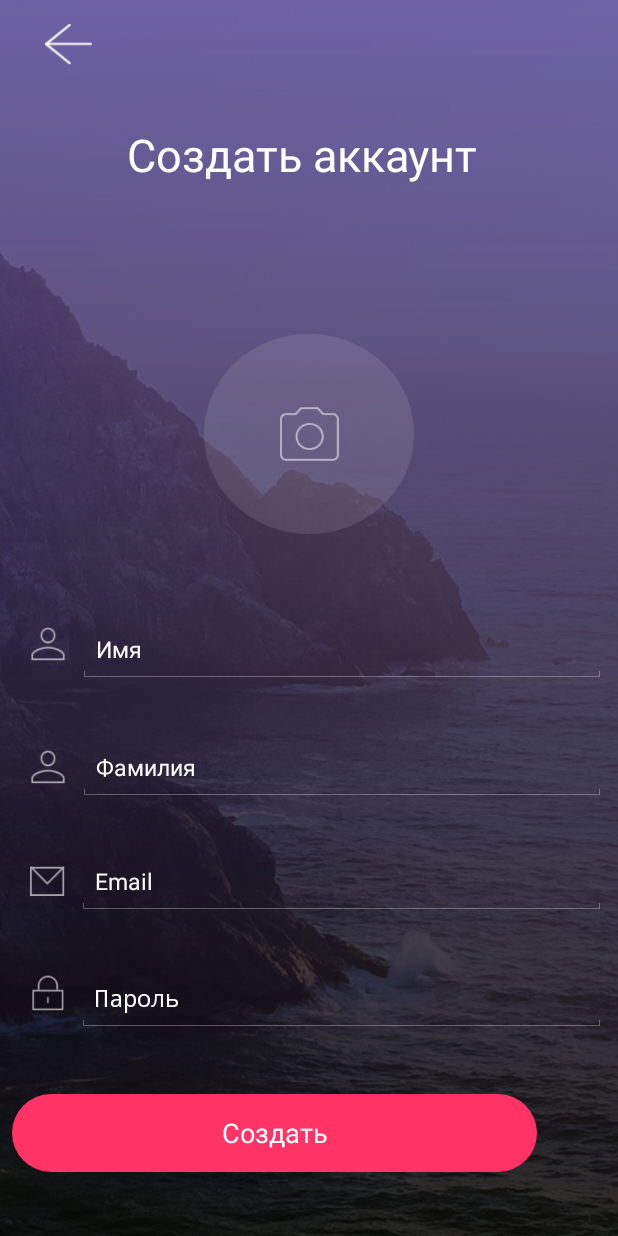
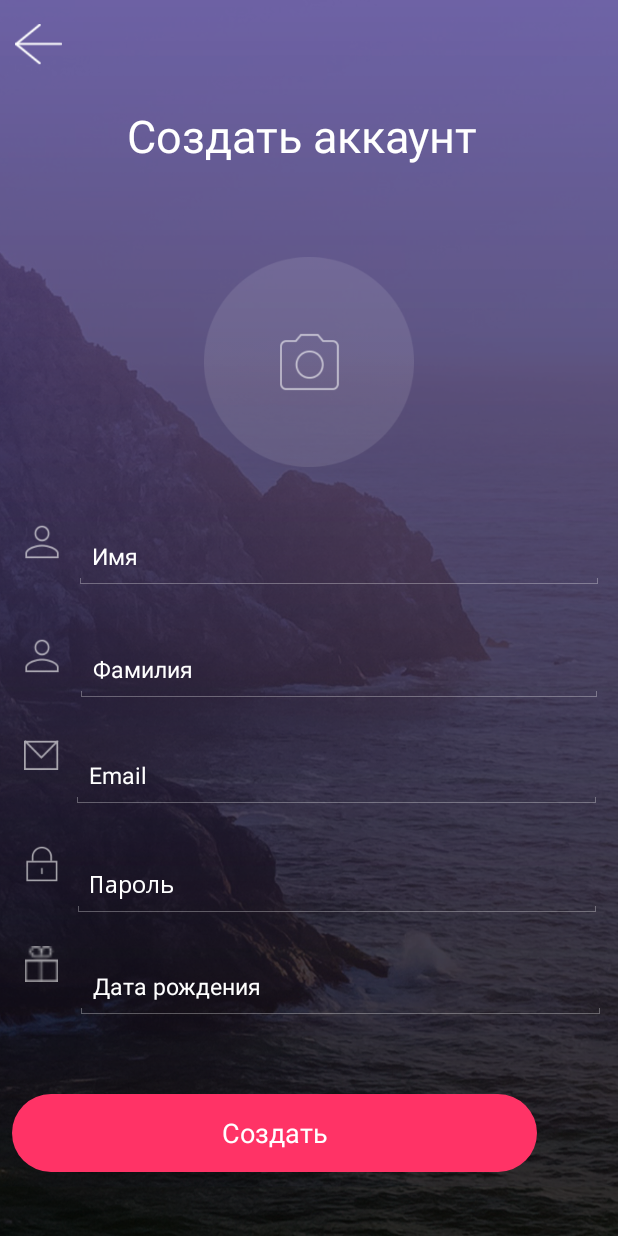
Before and after one commit to HelicopterHig/Camellia, an Android app: the Activity2 screen opened directly, with no data from a screen before it, on a phone screen of 412 x 824 dp. Run offline under Robolectric (Android 15) with nearby library versions, the phone set to English and light mode, and no system bars.

Commit message:
Добавилось поле дня рождения на экране регистрации

```diff
--- a/app/src/main/AndroidManifest.xml
+++ b/app/src/main/AndroidManifest.xml
@@ -20,7 +20,7 @@
         android:supportsRtl="true"
         android:theme="@style/AppTheme.NoActionBar"
         android:usesCleartextTraffic="true">
-        <activity android:name=".activity_chat_2"></activity>
+
 
         <activity android:name=".activity_chat" />
         <activity android:name=".MainActivity" />
--- a/app/src/main/res/layout/activity_2.xml
+++ b/app/src/main/res/layout/activity_2.xml
@@ -38,7 +38,7 @@
     <Button
         android:id="@+id/imageView"
         android:layout_width="140dp"
-        android:layout_height="133dp"
+        android:layout_height="140dp"
         android:layout_marginStart="8dp"
         android:layout_marginLeft="8dp"
         android:layout_marginTop="8dp"
@@ -51,7 +51,7 @@
         app:layout_constraintEnd_toEndOf="parent"
         app:layout_constraintStart_toStartOf="parent"
         app:layout_constraintTop_toTopOf="parent"
-        app:layout_constraintVertical_bias="0.869"
+        app:layout_constraintVertical_bias="1.0"
         app:srcCompat="@drawable/enter_photo" />
 
     <TextView
@@ -78,33 +78,33 @@
         android:id="@+id/imageView2"
         android:layout_width="24dp"
         android:layout_height="23dp"
-        android:layout_marginStart="20dp"
-        android:layout_marginLeft="20dp"
+        android:layout_marginStart="16dp"
+        android:layout_marginLeft="16dp"
         android:layout_marginTop="8dp"
         android:layout_marginBottom="8dp"
         app:layout_constraintBottom_toTopOf="@+id/guideline4"
         app:layout_constraintStart_toStartOf="parent"
         app:layout_constraintTop_toTopOf="@+id/guideline2"
-        app:layout_constraintVertical_bias="0.843"
+        app:layout_constraintVertical_bias="0.787"
         app:srcCompat="@drawable/pro" />
 
     <ImageView
         android:id="@+id/imageView5"
         android:layout_width="24dp"
         android:layout_height="23dp"
-        android:layout_marginStart="20dp"
-        android:layout_marginLeft="20dp"
+        android:layout_marginStart="16dp"
+        android:layout_marginLeft="16dp"
         android:layout_marginTop="8dp"
         android:layout_marginBottom="8dp"
         app:layout_constraintBottom_toTopOf="@+id/guideline4"
         app:layout_constraintStart_toStartOf="parent"
         app:layout_constraintTop_toTopOf="@+id/guideline2"
-        app:layout_constraintVertical_bias="0.114"
+        app:layout_constraintVertical_bias="0.175"
         app:srcCompat="@drawable/pro" />
 
     <EditText
         android:id="@+id/editText"
-        android:layout_width="0dp"
+        android:layout_width="353dp"
         android:layout_height="43dp"
         android:layout_marginStart="8dp"
         android:layout_marginLeft="8dp"
@@ -121,11 +121,11 @@
         app:layout_constraintEnd_toEndOf="parent"
         app:layout_constraintStart_toEndOf="@+id/imageView5"
         app:layout_constraintTop_toTopOf="parent"
-        app:layout_constraintVertical_bias="0.528" />
+        app:layout_constraintVertical_bias="0.447" />
 
     <EditText
         android:id="@+id/editText1"
-        android:layout_width="0dp"
+        android:layout_width="352dp"
         android:layout_height="43dp"
         android:layout_marginStart="8dp"
         android:layout_marginLeft="8dp"
@@ -142,12 +142,12 @@
         app:layout_constraintEnd_toEndOf="parent"
         app:layout_constraintStart_toEndOf="@+id/imageView2"
         app:layout_constraintTop_toTopOf="parent"
-        app:layout_constraintVertical_bias="0.631" />
+        app:layout_constraintVertical_bias="0.546" />
 
 
     <EditText
         android:id="@+id/editText3"
-        android:layout_width="0dp"
+        android:layout_width="354dp"
         android:layout_height="43dp"
         android:layout_marginStart="8dp"
         android:layout_marginLeft="8dp"
@@ -162,40 +162,43 @@
         android:textSize="15sp"
         app:layout_constraintBottom_toBottomOf="parent"
         app:layout_constraintEnd_toEndOf="@+id/barrier4"
+        app:layout_constraintHorizontal_bias="1.0"
         app:layout_constraintStart_toEndOf="@+id/imageView4"
         app:layout_constraintTop_toTopOf="parent"
-        app:layout_constraintVertical_bias="0.731" />
+        app:layout_constraintVertical_bias="0.638" />
 
     <ImageView
         android:id="@+id/imageView4"
         android:layout_width="23dp"
 
         android:layout_height="24dp"
-        android:layout_marginStart="20dp"
-        android:layout_marginLeft="20dp"
+        android:layout_marginStart="16dp"
+        android:layout_marginLeft="16dp"
         android:layout_marginTop="8dp"
         android:layout_marginBottom="8dp"
         app:layout_constraintBottom_toTopOf="@+id/guideline16"
         app:layout_constraintStart_toStartOf="parent"
         app:layout_constraintTop_toTopOf="@+id/guideline4"
+        app:layout_constraintVertical_bias="0.0"
         app:srcCompat="@drawable/icon_mail" />
 
     <ImageView
         android:id="@+id/imageView3"
         android:layout_width="23dp"
         android:layout_height="24dp"
-        android:layout_marginStart="20dp"
-        android:layout_marginLeft="20dp"
+        android:layout_marginStart="16dp"
+        android:layout_marginLeft="16dp"
         android:layout_marginTop="8dp"
         android:layout_marginBottom="8dp"
         app:layout_constraintBottom_toTopOf="@+id/guideline7"
         app:layout_constraintStart_toStartOf="parent"
         app:layout_constraintTop_toTopOf="@+id/guideline16"
+        app:layout_constraintVertical_bias="0.09"
         app:srcCompat="@drawable/lock" />
 
     <EditText
         android:id="@+id/editText2"
-        android:layout_width="0dp"
+        android:layout_width="353dp"
         android:layout_height="43dp"
         android:layout_marginStart="8dp"
         android:layout_marginLeft="8dp"
@@ -210,9 +213,10 @@
         android:textSize="15sp"
         app:layout_constraintBottom_toBottomOf="parent"
         app:layout_constraintEnd_toEndOf="@+id/barrier4"
+        app:layout_constraintHorizontal_bias="1.0"
         app:layout_constraintStart_toEndOf="@+id/imageView3"
         app:layout_constraintTop_toTopOf="parent"
-        app:layout_constraintVertical_bias="0.833" />
+        app:layout_constraintVertical_bias="0.733" />
 
     <Button
         android:id="@+id/button"
@@ -240,35 +244,35 @@
         android:layout_width="wrap_content"
         android:layout_height="wrap_content"
         android:orientation="vertical"
-        app:layout_constraintGuide_percent="0.17031631" />
+        app:layout_constraintGuide_percent="0.12" />
 
     <android.support.constraint.Guideline
         android:id="@+id/guideline2"
         android:layout_width="wrap_content"
         android:layout_height="wrap_content"
         android:orientation="horizontal"
-        app:layout_constraintGuide_percent="0.48103186" />
+        app:layout_constraintGuide_percent="0.3871409" />
 
     <android.support.constraint.Guideline
         android:id="@+id/guideline3"
         android:layout_width="wrap_content"
         android:layout_height="wrap_content"
         android:orientation="horizontal"
-        app:layout_constraintGuide_percent="0.57359636" />
+        app:layout_constraintGuide_percent="0.500684" />
 
     <android.support.constraint.Guideline
         android:id="@+id/guideline4"
         android:layout_width="wrap_content"
         android:layout_height="wrap_content"
         android:orientation="horizontal"
-        app:layout_constraintGuide_percent="0.6661608" />
+        app:layout_constraintGuide_percent="0.58686733" />
 
     <android.support.constraint.Guideline
         android:id="@+id/guideline6"
         android:layout_width="wrap_content"
         android:layout_height="wrap_content"
         android:orientation="horizontal"
-        app:layout_constraintGuide_percent="0.8649469" />
+        app:layout_constraintGuide_percent="0.86593705" />
 
     <android.support.constraint.Barrier
         android:id="@+id/barrier5"
@@ -300,14 +304,14 @@
         android:layout_width="wrap_content"
         android:layout_height="wrap_content"
         android:orientation="horizontal"
-        app:layout_constraintGuide_percent="0.75872535" />
+        app:layout_constraintGuide_percent="0.67168266" />
 
     <android.support.constraint.Guideline
         android:id="@+id/guideline7"
         android:layout_width="wrap_content"
         android:layout_height="wrap_content"
         android:orientation="horizontal"
-        app:layout_constraintGuide_percent="0.8482549" />
+        app:layout_constraintGuide_percent="0.7564979" />
 
     <android.support.constraint.Guideline
         android:id="@+id/guideline17"
@@ -354,7 +358,7 @@
         android:layout_width="wrap_content"
         android:layout_height="wrap_content"
         android:orientation="horizontal"
-        app:layout_constraintGuide_percent="0.08" />
+        app:layout_constraintGuide_percent="0.07" />
 
     <android.support.constraint.Guideline
         android:id="@+id/guideline11"
@@ -363,5 +367,40 @@
         android:orientation="horizontal"
         app:layout_constraintGuide_percent="0.18512899" />
 
+    <EditText
+        android:id="@+id/editText4"
+        android:layout_width="354dp"
+        android:layout_height="43dp"
+        android:layout_marginStart="8dp"
+        android:layout_marginLeft="8dp"
+        android:layout_marginTop="8dp"
+        android:layout_marginEnd="8dp"
+        android:layout_marginRight="8dp"
+        android:layout_marginBottom="8dp"
+        android:ems="10"
+        android:hint="Дата рождения"
+        android:inputType="date"
+        android:textColorHint="#FFFFFF"
+        android:textSize="15sp"
+        app:layout_constraintBottom_toBottomOf="parent"
+        app:layout_constraintEnd_toEndOf="parent"
+        app:layout_constraintHorizontal_bias="1.0"
+        app:layout_constraintStart_toEndOf="@+id/imageView7"
+        app:layout_constraintTop_toTopOf="parent"
+        app:layout_constraintVertical_bias="0.822" />
+
+    <ImageView
+        android:id="@+id/imageView7"
+        android:layout_width="23dp"
+        android:layout_height="24dp"
+        android:layout_marginStart="16dp"
+        android:layout_marginLeft="16dp"
+        android:layout_marginBottom="8dp"
+        app:layout_constraintBottom_toTopOf="@+id/guideline6"
+        app:layout_constraintStart_toEndOf="@+id/barrier5"
+        app:layout_constraintTop_toTopOf="@+id/guideline7"
+        app:layout_constraintVertical_bias="0.125"
+        app:srcCompat="@drawable/birth_icon" />
+
 
 </android.support.constraint.ConstraintLayout>
```
Also changed, not shown: app/src/main/res/drawable-xxxhdpi/birth_icon.png (added).
